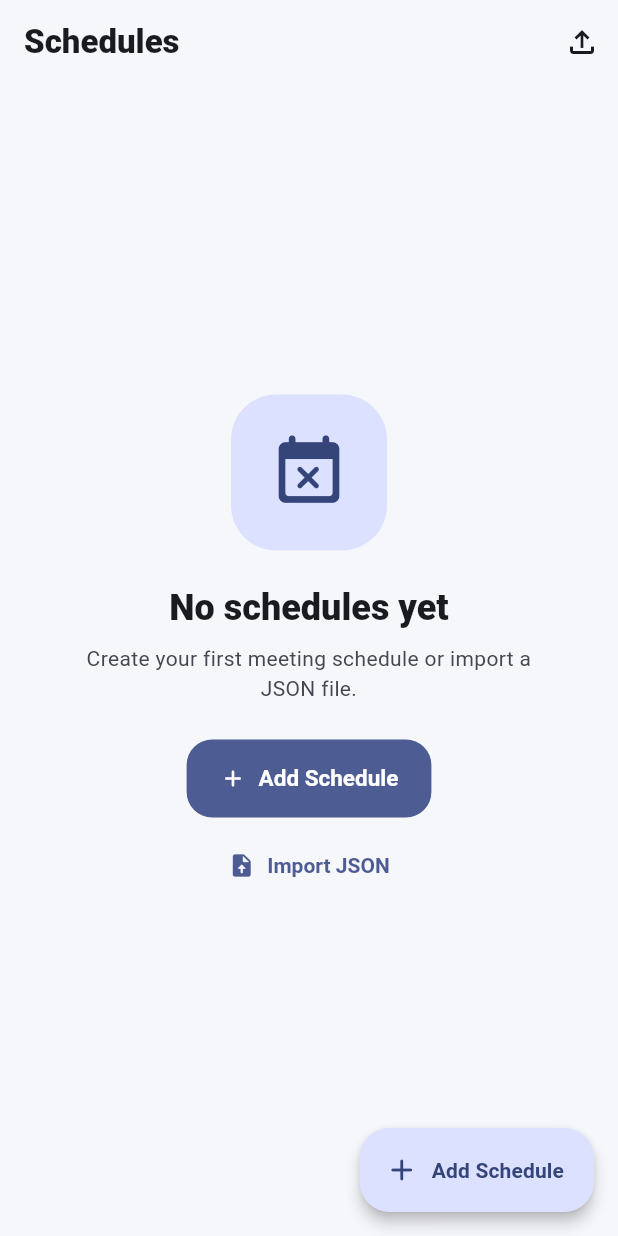
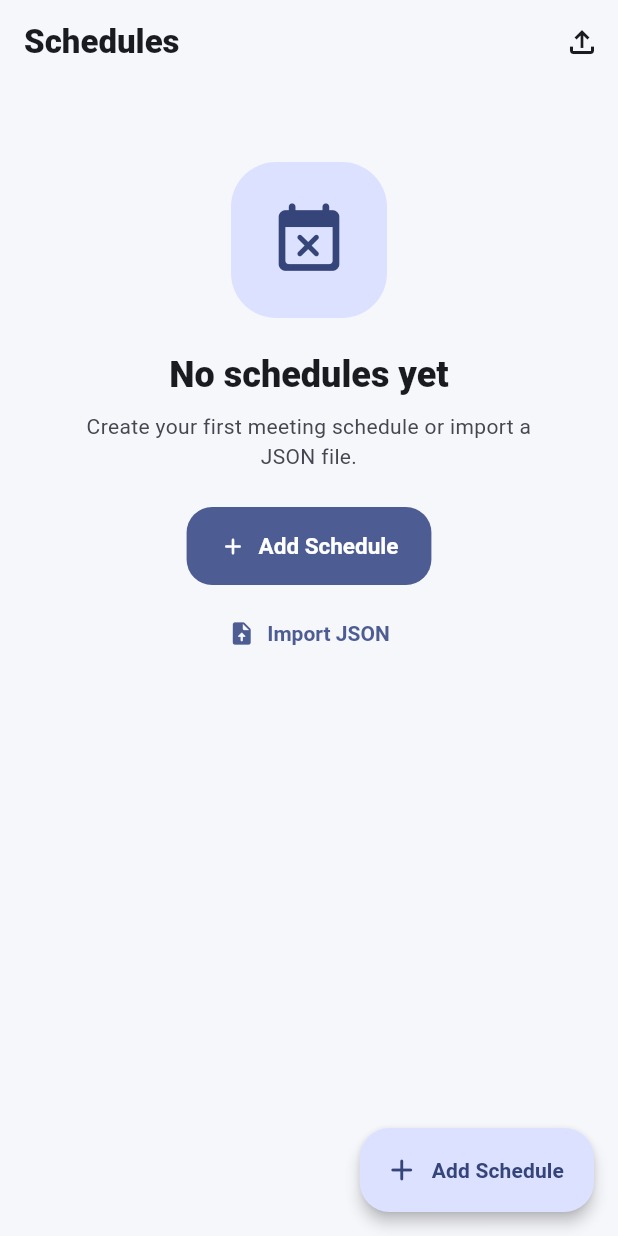
Before and after one commit to dipakdcharya21/Auto_Mute, a Flutter app: the SchedulesScreen widget shown alone on an empty page, opened directly, on a phone screen of 412 x 824 dp. Run offline on Flutter 3.47's test engine with Material 3 defaults, Android fonts, the light colour scheme and no system bars; our stand-ins replace file_picker, flutter_local_notifications, shared_preferences, timezone; accounts and stored records are empty.

Commit message:
Improve schedule page mobile scrolling

```diff
--- a/lib/features/schedules/schedules_screen.dart
+++ b/lib/features/schedules/schedules_screen.dart
@@ -42,12 +42,9 @@ class _SchedulesScreenState extends State<SchedulesScreen> {
     final l = AppLocalizations.of(context);
     final controller = context.watch<AppController>();
 
-    final schedules = _filteredSchedules(
-      controller.schedules,
-    );
+    final schedules = _filteredSchedules(controller.schedules);
 
-    final enabledCount =
-        controller.schedules.where((schedule) => schedule.enabled).length;
+    final enabledCount = controller.schedules.where((schedule) => schedule.enabled).length;
 
     final disabledCount = controller.schedules.length - enabledCount;
 
@@ -82,7 +79,9 @@ class _SchedulesScreenState extends State<SchedulesScreen> {
                 _import(context);
               },
             )
-          : Column(
+          : SingleChildScrollView(
+              padding: const EdgeInsets.only(bottom: 100),
+              child: Column(
                 crossAxisAlignment: CrossAxisAlignment.stretch,
                 children: [
                   _ScheduleSummary(
@@ -101,10 +100,13 @@ class _SchedulesScreenState extends State<SchedulesScreen> {
                       suffixIcon: _searchController.text.isEmpty
                           ? null
                           : IconButton(
-                            tooltip: l.clearData,
+                              tooltip: l.close,
                               onPressed: () {
                                 _searchController.clear();
-                              setState(() {});
+
+                                setState(() {
+                                  _selectedFilter = _ScheduleFilter.all;
+                                });
                               },
                               icon: const Icon(Icons.close_rounded),
                             ),
@@ -162,17 +164,18 @@ class _SchedulesScreenState extends State<SchedulesScreen> {
                     ),
                   ),
                   const SizedBox(height: 16),
-                Expanded(
-                  child: schedules.isEmpty
-                      ? _NoSearchResults(
+                  if (schedules.isEmpty)
+                    _NoSearchResults(
                       onClear: () {
                         _searchController.clear();
+
                         setState(() {
                           _selectedFilter = _ScheduleFilter.all;
                         });
                       },
                     )
-                      : LayoutBuilder(
+                  else
+                    LayoutBuilder(
                       builder: (context, constraints) {
                         final columns = constraints.maxWidth >= 1050
                             ? 3
@@ -182,12 +185,12 @@ class _SchedulesScreenState extends State<SchedulesScreen> {
 
                         if (columns == 1) {
                           return ListView.separated(
-                                padding: const EdgeInsets.only(
-                                  bottom: 92,
-                                ),
+                            shrinkWrap: true,
+                            physics: const NeverScrollableScrollPhysics(),
                             itemCount: schedules.length,
-                                separatorBuilder: (_, __) =>
-                                    const SizedBox(height: 12),
+                            separatorBuilder: (_, __) {
+                              return const SizedBox(height: 12);
+                            },
                             itemBuilder: (context, index) {
                               final schedule = schedules[index];
 
@@ -214,16 +217,14 @@ class _SchedulesScreenState extends State<SchedulesScreen> {
                         }
 
                         return GridView.builder(
-                              padding: const EdgeInsets.only(
-                                bottom: 92,
-                              ),
+                          shrinkWrap: true,
+                          physics: const NeverScrollableScrollPhysics(),
                           itemCount: schedules.length,
-                              gridDelegate:
-                                  SliverGridDelegateWithFixedCrossAxisCount(
+                          gridDelegate: SliverGridDelegateWithFixedCrossAxisCount(
                             crossAxisCount: columns,
                             crossAxisSpacing: 14,
                             mainAxisSpacing: 14,
-                                mainAxisExtent: 225,
+                            mainAxisExtent: 235,
                           ),
                           itemBuilder: (context, index) {
                             final schedule = schedules[index];
@@ -250,8 +251,8 @@ class _SchedulesScreenState extends State<SchedulesScreen> {
                         );
                       },
                     ),
+                ],
               ),
-              ],
             ),
     );
   }
@@ -268,8 +269,7 @@ class _SchedulesScreenState extends State<SchedulesScreen> {
     final search = _searchController.text.trim().toLowerCase();
 
     final filtered = schedules.where((schedule) {
-      final matchesSearch =
-          search.isEmpty || schedule.title.toLowerCase().contains(search);
+      final matchesSearch = search.isEmpty || schedule.title.toLowerCase().contains(search);
 
       if (!matchesSearch) {
         return false;
@@ -306,8 +306,8 @@ class _SchedulesScreenState extends State<SchedulesScreen> {
   Future<void> _openEditor(
     BuildContext context, [
     MeetingSchedule? schedule,
-  ]) {
-    return Navigator.of(context).push(
+  ]) async {
+    await Navigator.of(context).push(
       MaterialPageRoute<void>(
         builder: (_) {
           return ScheduleEditorScreen(
@@ -316,6 +316,10 @@ class _SchedulesScreenState extends State<SchedulesScreen> {
         },
       ),
     );
+
+    if (mounted) {
+      setState(() {});
+    }
   }
 
   Future<void> _import(BuildContext context) async {
@@ -345,7 +349,9 @@ class _SchedulesScreenState extends State<SchedulesScreen> {
         utf8.decode(bytes),
       );
 
-      await context.read<AppController>().replaceSchedules(schedules);
+      await context.read<AppController>().replaceSchedules(
+            schedules,
+          );
 
       if (context.mounted) {
         ScaffoldMessenger.of(context).showSnackBar(
@@ -406,7 +412,9 @@ class _SchedulesScreenState extends State<SchedulesScreen> {
                   onPressed: () {
                     Navigator.pop(dialogContext, true);
                   },
-                  icon: const Icon(Icons.delete_outline_rounded),
+                  icon: const Icon(
+                    Icons.delete_outline_rounded,
+                  ),
                   label: Text(l.delete),
                 ),
               ],
@@ -416,7 +424,9 @@ class _SchedulesScreenState extends State<SchedulesScreen> {
         false;
 
     if (confirmed && context.mounted) {
-      await context.read<AppController>().deleteSchedule(schedule.id);
+      await context.read<AppController>().deleteSchedule(
+            schedule.id,
+          );
 
       if (context.mounted) {
         ScaffoldMessenger.of(context).showSnackBar(
@@ -659,9 +669,7 @@ class _ScheduleCard extends StatelessWidget {
                       borderRadius: BorderRadius.circular(16),
                     ),
                     child: Icon(
-                      isSilent
-                          ? Icons.volume_off_rounded
-                          : Icons.vibration_rounded,
+                      isSilent ? Icons.volume_off_rounded : Icons.vibration_rounded,
                       color: scheme.onPrimaryContainer,
                     ),
                   ),
@@ -697,8 +705,8 @@ class _ScheduleCard extends StatelessWidget {
               const SizedBox(height: 15),
               _ScheduleDetail(
                 icon: Icons.access_time_rounded,
-                text:
-                    '${_time(schedule.startMinutes)} – ${_time(schedule.endMinutes)}',
+                text: '${_time(schedule.startMinutes)} – '
+                    '${_time(schedule.endMinutes)}',
               ),
               const SizedBox(height: 8),
               _ScheduleDetail(
@@ -713,9 +721,7 @@ class _ScheduleCard extends StatelessWidget {
                     child: Text(
                       schedule.enabled ? l.active : l.inactive,
                       style: theme.textTheme.labelMedium?.copyWith(
-                        color: schedule.enabled
-                            ? Colors.green
-                            : scheme.onSurfaceVariant,
+                        color: schedule.enabled ? Colors.green : scheme.onSurfaceVariant,
                         fontWeight: FontWeight.w700,
                       ),
                     ),
@@ -795,9 +801,11 @@ class _NoSearchResults extends StatelessWidget {
   Widget build(BuildContext context) {
     final l = AppLocalizations.of(context);
 
-    return Center(
-      child: SingleChildScrollView(
-        padding: const EdgeInsets.all(24),
+    return Padding(
+      padding: const EdgeInsets.symmetric(
+        horizontal: 24,
+        vertical: 44,
+      ),
       child: Column(
         mainAxisSize: MainAxisSize.min,
         children: [
@@ -825,7 +833,6 @@ class _NoSearchResults extends StatelessWidget {
           ),
         ],
       ),
-      ),
     );
   }
 }
@@ -844,10 +851,11 @@ class _EmptyState extends StatelessWidget {
     final l = AppLocalizations.of(context);
     final scheme = Theme.of(context).colorScheme;
 
-    return Center(
-      child: SingleChildScrollView(
-        child: Padding(
-          padding: const EdgeInsets.all(24),
+    return SingleChildScrollView(
+      padding: const EdgeInsets.symmetric(
+        horizontal: 24,
+        vertical: 44,
+      ),
       child: Column(
         mainAxisSize: MainAxisSize.min,
         children: [
@@ -891,8 +899,6 @@ class _EmptyState extends StatelessWidget {
           ),
         ],
       ),
-        ),
-      ),
     );
   }
 }
```
Lines whose indentation alone changed are shown as unchanged.
